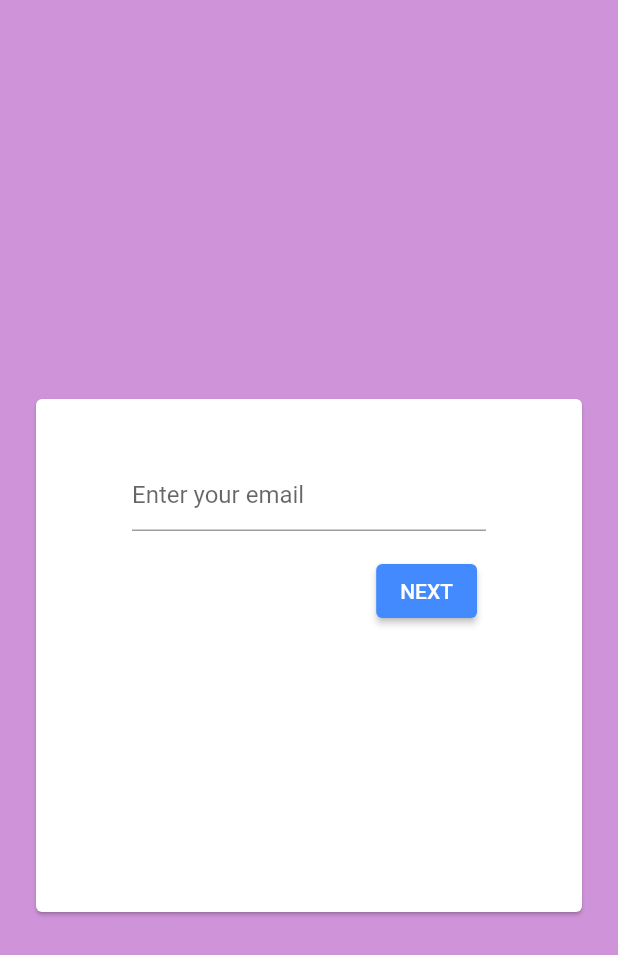
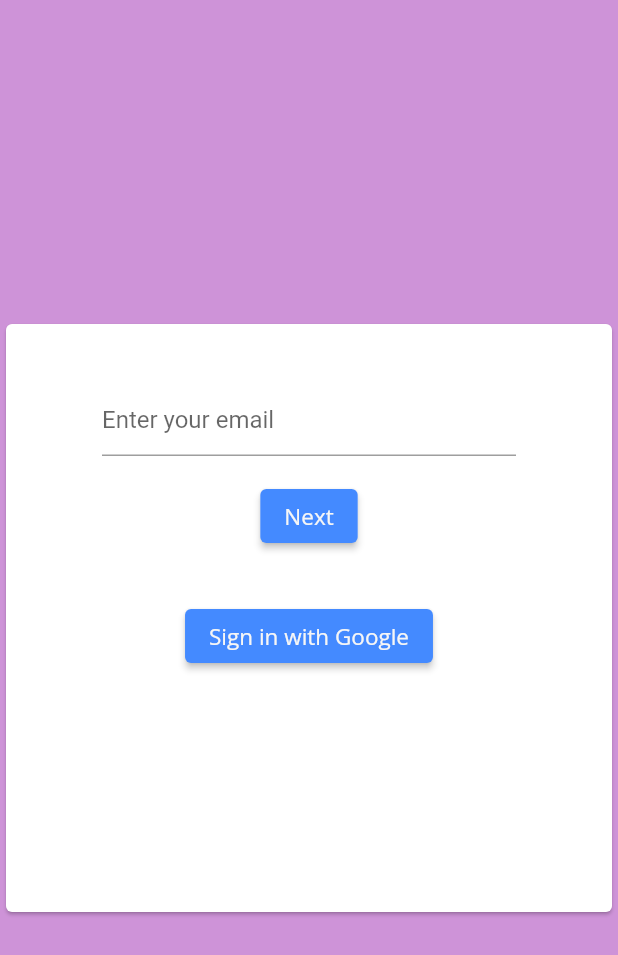
Before and after one commit to LisGein/LinguaShelf_mobile, a Flutter app: the EmailForm widget shown alone on an empty page, opened directly with empty values, on a phone screen of 412 x 824 dp. Shown: the top 955 px of the screen. Run offline on Flutter 3.47's test engine with Material 2 defaults, Android fonts, the phone set to English and light mode, and no system bars; our stand-ins replace cloud_firestore, firebase_auth, firebase_core, google_fonts, google_sign_in; accounts and stored records are empty.

Commit message:
(+) sign in with google account

```diff
--- a/lib/auth/authwidget.dart
+++ b/lib/auth/authwidget.dart
@@ -1,6 +1,10 @@
+import 'package:firebase_auth/firebase_auth.dart';
 import 'package:flutter/material.dart';
 
+import 'package:google_sign_in/google_sign_in.dart';
+
 import '../widgets/accountwidget.dart';
+import '../widgets/styledtext.dart';
 
 enum ApplicationLoginState {
   loggedOut,
@@ -150,23 +154,18 @@ class _AuthFormContainer extends StatelessWidget {
   Widget build(BuildContext context) {
     return Center(
         child: Container(
-          padding: const EdgeInsets.fromLTRB(20.0, 50.0, 20.0, 0),
       constraints: const BoxConstraints(maxWidth: 800, maxHeight: 400),
-          child: Card(child: Padding(
+      child: Card(
+          child: Padding(
         padding: const EdgeInsets.all(40.0),
-            child: Column(
-              children: [
-                //Header(title),
-                body,
-              ],
-            ),
+        child: body,
       )),
     ));
   }
 }
 
 class EmailForm extends StatefulWidget {
-  const EmailForm({Key? key, required this.callback}): super(key: key);
+  EmailForm({Key? key, required this.callback}) : super(key: key);
 
   final void Function(String email) callback;
 
@@ -178,6 +177,24 @@ class _EmailFormState extends State<EmailForm> {
   final _formKey = GlobalKey<FormState>(debugLabel: '_EmailFormState');
   final _controller = TextEditingController();
 
+  Future<UserCredential> signInWithGoogle() async {
+    // Trigger the authentication flow
+    final GoogleSignInAccount? googleUser = await GoogleSignIn().signIn();
+
+    // Obtain the auth details from the request
+    final GoogleSignInAuthentication? googleAuth =
+        await googleUser?.authentication;
+
+    // Create a new credential
+    final credential = GoogleAuthProvider.credential(
+      accessToken: googleAuth?.accessToken,
+      idToken: googleAuth?.idToken,
+    );
+
+    // Once signed in, return the UserCredential
+    return await FirebaseAuth.instance.signInWithCredential(credential);
+  }
+
   @override
   Widget build(BuildContext context) {
     return _AuthFormContainer(
@@ -185,7 +202,7 @@ class _EmailFormState extends State<EmailForm> {
       body: Form(
         key: _formKey,
         child: Column(
-          crossAxisAlignment: CrossAxisAlignment.start,
+          crossAxisAlignment: CrossAxisAlignment.center,
           children: <Widget>[
             Padding(
               padding: const EdgeInsets.symmetric(horizontal: 24),
@@ -207,22 +224,24 @@ class _EmailFormState extends State<EmailForm> {
                 },
               ),
             ),
-            Row(
-              mainAxisAlignment: MainAxisAlignment.end,
-              children: [
             Padding(
-                  padding: const EdgeInsets.symmetric(
-                      vertical: 16.0, horizontal: 30),
+              padding: const EdgeInsets.all(16.0),
               child: ElevatedButton(
                 onPressed: () async {
                   if (_formKey.currentState!.validate()) {
                     widget.callback(_controller.text);
                   }
                 },
-                    child: const Text('NEXT'),
+                child: StyledText('Next'),
               ),
             ),
-              ],
+            Padding(
+              padding: const EdgeInsets.all(16.0),
+              child: ElevatedButton(
+                  onPressed: () async {
+                    signInWithGoogle();
+                  },
+                  child: StyledText('Sign in with Google')),
             ),
           ],
         ),
@@ -232,11 +251,12 @@ class _EmailFormState extends State<EmailForm> {
 }
 
 class RegisterForm extends StatefulWidget {
-  const RegisterForm({Key? key,
+  const RegisterForm({
+    Key? key,
     required this.registerAccount,
     required this.cancel,
     required this.email,
-  }): super(key: key);
+  }) : super(key: key);
 
   final String email;
   final void Function(String email, String displayName, String password)
@@ -359,10 +379,11 @@ class _RegisterFormState extends State<RegisterForm> {
 }
 
 class PasswordForm extends StatefulWidget {
-  const PasswordForm({Key? key,
+  const PasswordForm({
+    Key? key,
     required this.login,
     required this.email,
-  }): super(key: key);
+  }) : super(key: key);
 
   final String email;
   final void Function(String email, String password) login;
--- a/lib/thema.dart
+++ b/lib/thema.dart
@@ -21,4 +21,5 @@ class Thema {
   static const Color buttonInvertedTextColor = Colors.blue;
 
   static const Color appTextColor = Color.fromARGB(255, 246, 246, 246);
+  static const Color appInvertedTextColor = Color.fromARGB(255, 43, 43, 43);
 }
--- a/lib/widgets/leftdrawer.dart
+++ b/lib/widgets/leftdrawer.dart
@@ -78,10 +78,10 @@ class LeftDrawer extends StatelessWidget {
   }
 
   List<Widget> _buildContent(BuildContext context, ApplicationState appState) {
-    if (appState.loginState != ApplicationLoginState.loggedIn) {
-      return _buildGuestContent(context);
+    if (appState.loginState == ApplicationLoginState.loggedIn) {
+      return _buildUserContent(context, appState);
     }
-    return _buildUserContent(context, appState);
+    return _buildGuestContent(context);
   }
 
   @override
--- a/pubspec.yaml
+++ b/pubspec.yaml
@@ -42,6 +42,7 @@ dependencies:
   cloud_firestore: ^3.1.13
   firebase_auth: ^3.0.0
   firebase_analytics: "^7.0.1"
+  google_sign_in: 5.3.2
 
 dev_dependencies:
   flutter_test:
```
Lines whose indentation alone changed are shown as unchanged.
